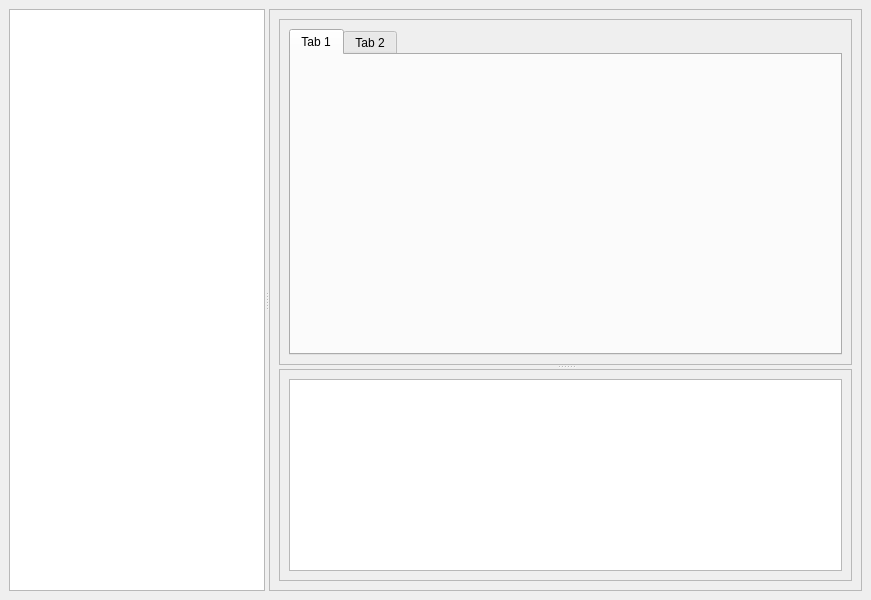
namuan/kube-rider, file resources/ui/kube_rider_main.ui: the form before one commit.
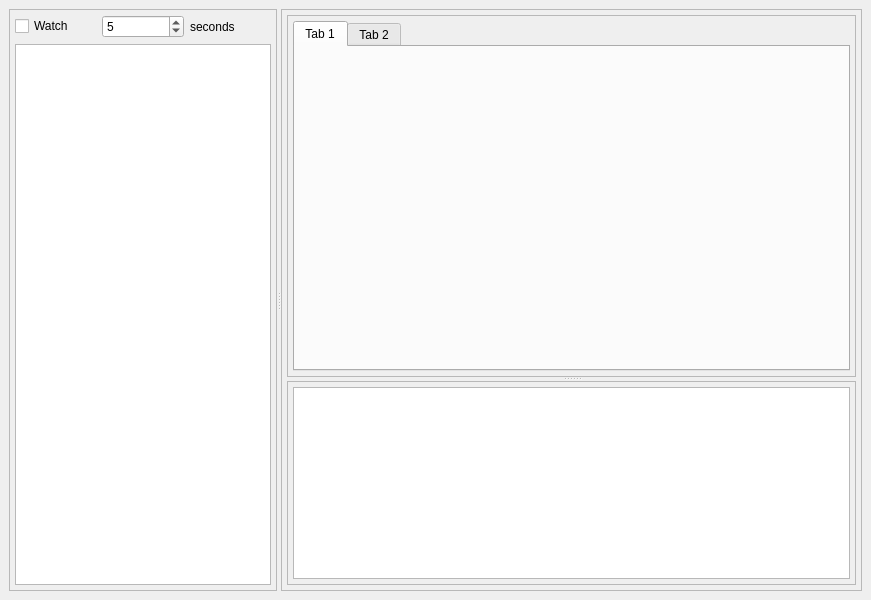
The form after the commit.

The edit to the form file:
```diff
--- a/resources/ui/kube_rider_main.ui
+++ b/resources/ui/kube_rider_main.ui
@@ -17,19 +17,62 @@
    <bool>false</bool>
   </property>
   <widget class="QWidget" name="centralwidget">
-   <layout class="QVBoxLayout" name="verticalLayout">
+   <layout class="QHBoxLayout" name="horizontalLayout_5">
     <item>
      <widget class="QSplitter" name="splitter">
-      <property name="sizePolicy">
-       <sizepolicy hsizetype="Expanding" vsizetype="Preferred">
-        <horstretch>0</horstretch>
-        <verstretch>1</verstretch>
-       </sizepolicy>
-      </property>
       <property name="orientation">
        <enum>Qt::Horizontal</enum>
       </property>
-      <widget class="QListWidget" name="lst_pods"/>
+      <widget class="QFrame" name="frame">
+       <property name="frameShape">
+        <enum>QFrame::StyledPanel</enum>
+       </property>
+       <property name="frameShadow">
+        <enum>QFrame::Raised</enum>
+       </property>
+       <layout class="QVBoxLayout" name="verticalLayout">
+        <property name="leftMargin">
+         <number>5</number>
+        </property>
+        <property name="topMargin">
+         <number>5</number>
+        </property>
+        <property name="rightMargin">
+         <number>5</number>
+        </property>
+        <property name="bottomMargin">
+         <number>5</number>
+        </property>
+        <item>
+         <layout class="QHBoxLayout" name="horizontalLayout_4">
+          <item>
+           <widget class="QCheckBox" name="chk_watch">
+            <property name="text">
+             <string>Watch</string>
+            </property>
+           </widget>
+          </item>
+          <item>
+           <widget class="QSpinBox" name="txt_watch_interval">
+            <property name="value">
+             <number>5</number>
+            </property>
+           </widget>
+          </item>
+          <item>
+           <widget class="QLabel" name="label">
+            <property name="text">
+             <string>seconds</string>
+            </property>
+           </widget>
+          </item>
+         </layout>
+        </item>
+        <item>
+         <widget class="QListWidget" name="lst_pods"/>
+        </item>
+       </layout>
+      </widget>
       <widget class="QFrame" name="frame_2">
        <property name="sizePolicy">
         <sizepolicy hsizetype="Preferred" vsizetype="Preferred">
@@ -44,6 +87,18 @@
         <enum>QFrame::Raised</enum>
        </property>
        <layout class="QHBoxLayout" name="horizontalLayout_3">
+        <property name="leftMargin">
+         <number>5</number>
+        </property>
+        <property name="topMargin">
+         <number>5</number>
+        </property>
+        <property name="rightMargin">
+         <number>5</number>
+        </property>
+        <property name="bottomMargin">
+         <number>5</number>
+        </property>
         <item>
          <widget class="QSplitter" name="splitter_2">
           <property name="orientation">
@@ -63,6 +118,18 @@
             <enum>QFrame::Raised</enum>
            </property>
            <layout class="QHBoxLayout" name="horizontalLayout_2">
+            <property name="leftMargin">
+             <number>5</number>
+            </property>
+            <property name="topMargin">
+             <number>5</number>
+            </property>
+            <property name="rightMargin">
+             <number>5</number>
+            </property>
+            <property name="bottomMargin">
+             <number>5</number>
+            </property>
             <item>
              <widget class="QTabWidget" name="tabWidget">
               <widget class="QWidget" name="tab_3">
@@ -87,6 +154,18 @@
             <enum>QFrame::Raised</enum>
            </property>
            <layout class="QHBoxLayout" name="horizontalLayout">
+            <property name="leftMargin">
+             <number>5</number>
+            </property>
+            <property name="topMargin">
+             <number>5</number>
+            </property>
+            <property name="rightMargin">
+             <number>5</number>
+            </property>
+            <property name="bottomMargin">
+             <number>5</number>
+            </property>
             <item>
              <widget class="QPlainTextEdit" name="console_text_edit">
               <property name="readOnly">
```
